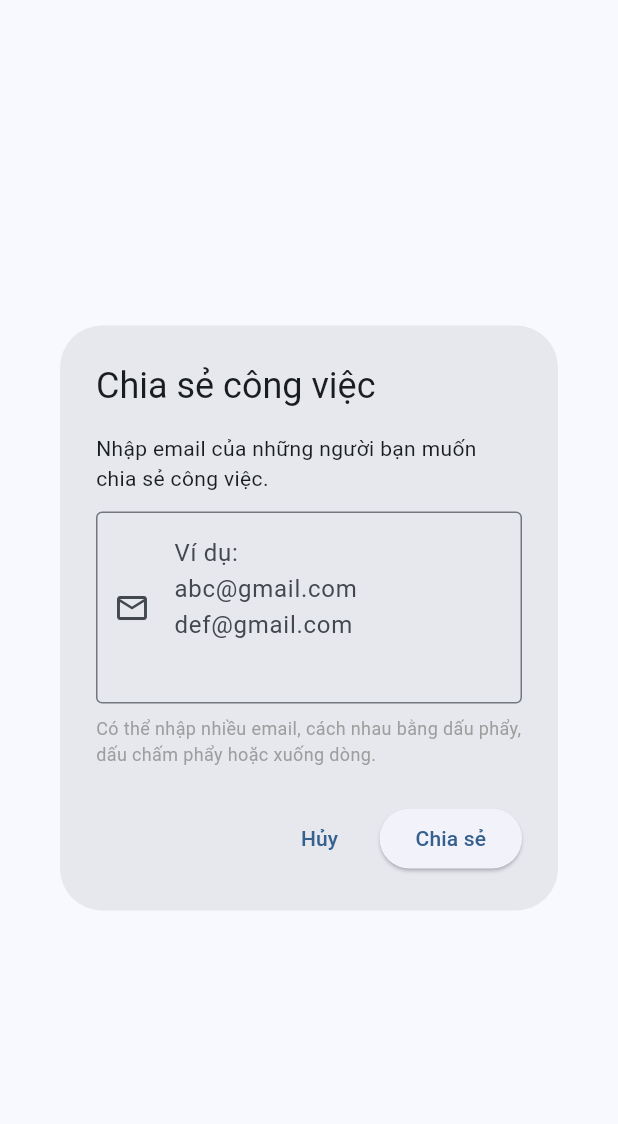
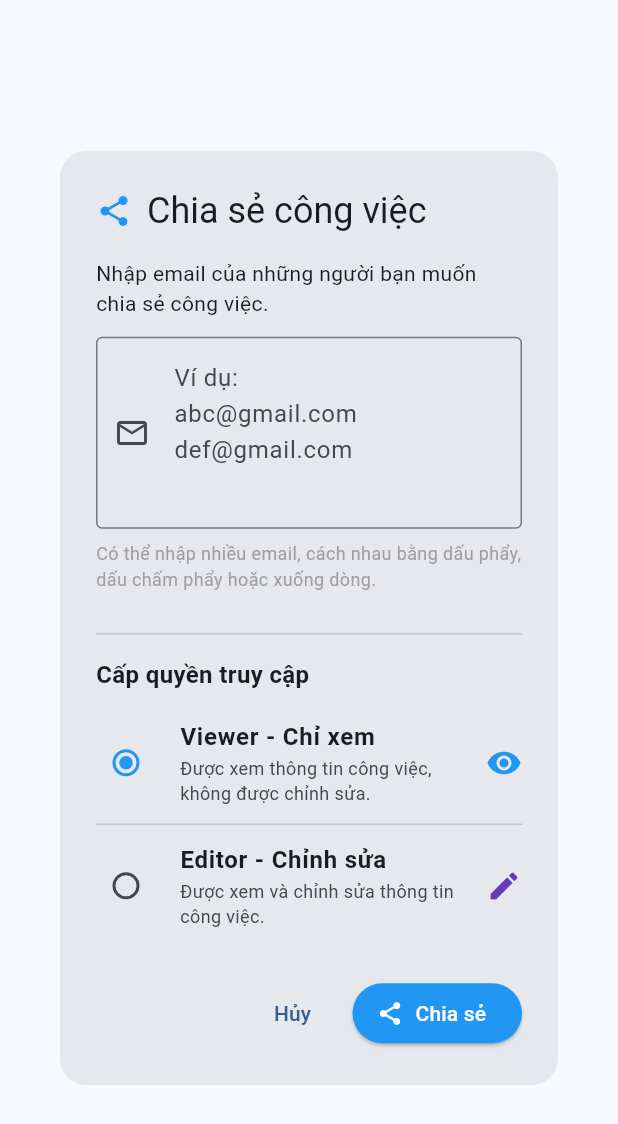
Before and after one commit to ptqnhukhmt2411051-alt/Case_Study_2_Task_Manager, a Flutter app: the _ShareTaskDialog widget shown alone on an empty page, opened directly, on a phone screen of 412 x 824 dp. Shown: the top 1124 px of the screen. Run offline on Flutter 3.47's test engine with Material 3 defaults, Android fonts, the phone set to English and light mode, and no system bars; our stand-ins replace shared_preferences; accounts and stored records are empty; network calls fail.

Commit message:
Hoan thanh chuc nang cap quyen chi xem hoac chinh sua

```diff
--- a/lib/screens/task_detail_screen.dart
+++ b/lib/screens/task_detail_screen.dart
@@ -269,19 +269,26 @@ class _TaskDetailScreenState extends State<TaskDetailScreen> {
   }
 
   // Chia sẻ công việc cho nhiều người bằng email.
+  // Chia sẻ công việc và cấp quyền Viewer hoặc Editor.
   Future<void> _shareTask() async {
-    final input = await showDialog<String>(
+    final result = await showDialog<Map<String, String>>(
       context: context,
       builder: (dialogContext) {
         return const _ShareTaskDialog();
       },
     );
 
-    if (!mounted) return;
+    if (!mounted || result == null) return;
 
-    if (input == null || input
-        .trim()
-        .isEmpty) {
+    final input = result['emails'] ?? '';
+    final permission = result['permission'] ?? 'viewer';
+
+    if (input.trim().isEmpty) {
+      ScaffoldMessenger.of(context).showSnackBar(
+        const SnackBar(
+          content: Text('Vui lòng nhập email người nhận'),
+        ),
+      );
       return;
     }
 
@@ -324,14 +331,18 @@ class _TaskDetailScreenState extends State<TaskDetailScreen> {
       await _taskService.shareTask(
         taskId: widget.task.id,
         emails: emails,
+        permission: permission,
       );
 
       if (!mounted) return;
 
+      final permissionText =
+      permission == 'viewer' ? 'Chỉ xem (Viewer)' : 'Chỉnh sửa (Editor)';
+
       ScaffoldMessenger.of(context).showSnackBar(
         SnackBar(
           content: Text(
-            'Đã chia sẻ công việc cho ${emails.length} người!',
+            'Đã chia sẻ cho ${emails.length} người với quyền $permissionText!',
           ),
           backgroundColor: Colors.green,
         ),
@@ -900,6 +911,7 @@ class _TaskDetailScreenState extends State<TaskDetailScreen> {
   }
 }
 // Hộp thoại nhập email chia sẻ công việc.
+// Hộp thoại chia sẻ công việc và chọn quyền truy cập.
 class _ShareTaskDialog extends StatefulWidget {
   const _ShareTaskDialog();
 
@@ -912,6 +924,8 @@ class _ShareTaskDialogState extends State<_ShareTaskDialog> {
   final TextEditingController _emailController =
   TextEditingController();
 
+  String _selectedPermission = 'viewer';
+
   @override
   void dispose() {
     _emailController.dispose();
@@ -922,15 +936,31 @@ class _ShareTaskDialogState extends State<_ShareTaskDialog> {
   Widget build(BuildContext context) {
     return AlertDialog(
       scrollable: true,
-      title: const Text('Chia sẻ công việc'),
-      content: Column(
+      shape: RoundedRectangleBorder(
+        borderRadius: BorderRadius.circular(18),
+      ),
+      title: const Row(
+        children: [
+          Icon(Icons.share, color: Colors.blue),
+          SizedBox(width: 10),
+          Expanded(
+            child: Text('Chia sẻ công việc'),
+          ),
+        ],
+      ),
+      content: SizedBox(
+        width: 400,
+        child: Column(
           mainAxisSize: MainAxisSize.min,
           crossAxisAlignment: CrossAxisAlignment.start,
           children: [
             const Text(
               'Nhập email của những người bạn muốn chia sẻ công việc.',
+              style: TextStyle(fontSize: 14),
             ),
+
             const SizedBox(height: 12),
+
             TextField(
               controller: _emailController,
               maxLines: 4,
@@ -939,9 +969,12 @@ class _ShareTaskDialogState extends State<_ShareTaskDialog> {
                 hintText: 'Ví dụ:\nabc@gmail.com\ndef@gmail.com',
                 border: OutlineInputBorder(),
                 prefixIcon: Icon(Icons.email_outlined),
+                alignLabelWithHint: true,
               ),
             ),
+
             const SizedBox(height: 8),
+
             const Text(
               'Có thể nhập nhiều email, cách nhau bằng dấu phẩy, '
                   'dấu chấm phẩy hoặc xuống dòng.',
@@ -950,7 +983,80 @@ class _ShareTaskDialogState extends State<_ShareTaskDialog> {
                 color: Colors.grey,
               ),
             ),
+
+            const SizedBox(height: 20),
+
+            const Divider(),
+
+            const SizedBox(height: 8),
+
+            const Text(
+              'Cấp quyền truy cập',
+              style: TextStyle(
+                fontSize: 16,
+                fontWeight: FontWeight.bold,
+              ),
+            ),
+
+            const SizedBox(height: 10),
+
+            // Quyền chỉ xem.
+            RadioListTile<String>(
+              value: 'viewer',
+              groupValue: _selectedPermission,
+              contentPadding: EdgeInsets.zero,
+              activeColor: Colors.blue,
+              secondary: const Icon(
+                Icons.visibility,
+                color: Colors.blue,
+              ),
+              title: const Text(
+                'Viewer - Chỉ xem',
+                style: TextStyle(fontWeight: FontWeight.w600),
+              ),
+              subtitle: const Text(
+                'Được xem thông tin công việc, không được chỉnh sửa.',
+                style: TextStyle(fontSize: 12),
+              ),
+              onChanged: (value) {
+                if (value != null) {
+                  setState(() {
+                    _selectedPermission = value;
+                  });
+                }
+              },
+            ),
+
+            const Divider(height: 8),
+
+            // Quyền chỉnh sửa.
+            RadioListTile<String>(
+              value: 'editor',
+              groupValue: _selectedPermission,
+              contentPadding: EdgeInsets.zero,
+              activeColor: Colors.deepPurple,
+              secondary: const Icon(
+                Icons.edit,
+                color: Colors.deepPurple,
+              ),
+              title: const Text(
+                'Editor - Chỉnh sửa',
+                style: TextStyle(fontWeight: FontWeight.w600),
+              ),
+              subtitle: const Text(
+                'Được xem và chỉnh sửa thông tin công việc.',
+                style: TextStyle(fontSize: 12),
+              ),
+              onChanged: (value) {
+                if (value != null) {
+                  setState(() {
+                    _selectedPermission = value;
+                  });
+                }
+              },
+            ),
           ],
+        ),
       ),
       actions: [
         TextButton(
@@ -959,14 +1065,23 @@ class _ShareTaskDialogState extends State<_ShareTaskDialog> {
           },
           child: const Text('Hủy'),
         ),
-        ElevatedButton(
+
+        ElevatedButton.icon(
+          icon: const Icon(Icons.share),
           onPressed: () {
             Navigator.pop(
               context,
-              _emailController.text,
+              {
+                'emails': _emailController.text,
+                'permission': _selectedPermission,
+              },
             );
           },
-          child: const Text('Chia sẻ'),
+          style: ElevatedButton.styleFrom(
+            backgroundColor: Colors.blue,
+            foregroundColor: Colors.white,
+          ),
+          label: const Text('Chia sẻ'),
         ),
       ],
     );
--- a/lib/services/task_service.dart
+++ b/lib/services/task_service.dart
@@ -241,9 +241,11 @@ class TaskService {
   }
 
   // C: Chia sẻ công việc cho nhiều người bằng email.
+  // đồng thời cấp quyền viewer hoặc editor.
   Future<void> shareTask({
     required String taskId,
     required List<String> emails,
+    required String permission,
   }) async {
     try {
       final response = await http.post(
@@ -251,6 +253,7 @@ class TaskService {
         headers: await _getHeaders(),
         body: jsonEncode({
           'emails': emails,
+          'permission': permission,
         }),
       );
 
```
Also changed, not shown: 1 other file. Lines whose indentation alone changed are shown as unchanged.
